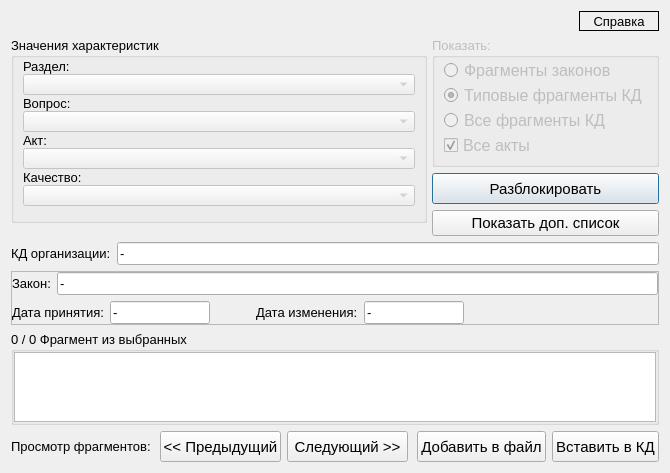
First picture: the form in knowledgebase.ui, repository YakSid/KDC_RSREU, before the edit.
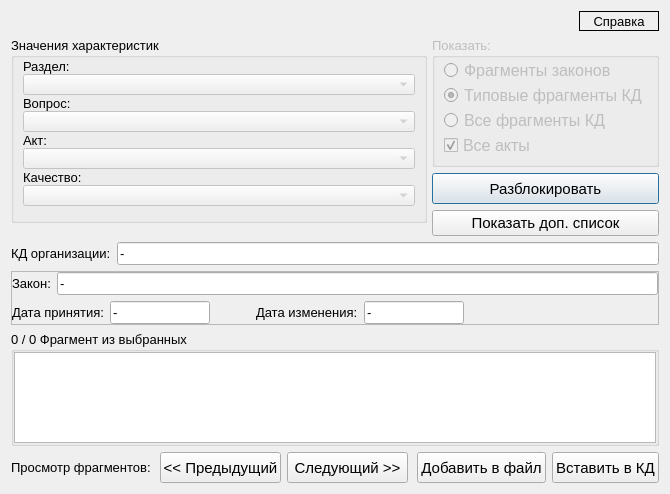
Second picture: the form after the edit.

What changed in the file:
```diff
--- a/knowledgebase.ui
+++ b/knowledgebase.ui
@@ -7,7 +7,7 @@
     <x>0</x>
     <y>0</y>
     <width>670</width>
-    <height>466</height>
+    <height>494</height>
    </rect>
   </property>
   <property name="minimumSize">
```
